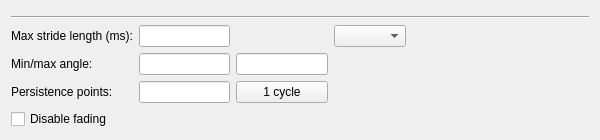
The window that ui/w_ankleAnglePlot.ui (johnbatzer18/biomech_flexsea-plan) describes before a commit, drawn with Qt 5.
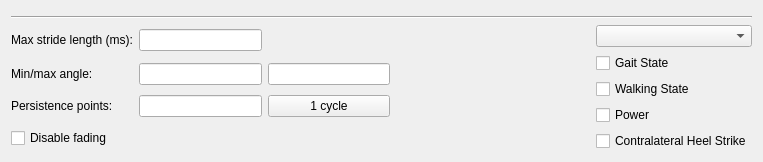
The same window after the commit.

Commit message: Expanded A2Plot. Fake data demo is done, ready to test with real data...

Patch:
```diff
--- a/ui/w_ankleAnglePlot.ui
+++ b/ui/w_ankleAnglePlot.ui
@@ -6,8 +6,8 @@
    <rect>
     <x>0</x>
     <y>0</y>
-    <width>600</width>
-    <height>139</height>
+    <width>763</width>
+    <height>162</height>
    </rect>
   </property>
   <property name="minimumSize">
@@ -48,9 +48,6 @@
    </item>
    <item>
     <layout class="QGridLayout" name="gridLayout">
-     <item row="0" column="3">
-      <widget class="QComboBox" name="comboBoxLeg"/>
-     </item>
      <item row="1" column="2">
       <widget class="QLineEdit" name="lineEditYMax">
        <property name="sizePolicy">
@@ -139,19 +136,6 @@
        </property>
       </widget>
      </item>
-     <item row="0" column="4">
-      <spacer name="horizontalSpacer">
-       <property name="orientation">
-        <enum>Qt::Horizontal</enum>
-       </property>
-       <property name="sizeHint" stdset="0">
-        <size>
-         <width>200</width>
-         <height>20</height>
-        </size>
-       </property>
-      </spacer>
-     </item>
      <item row="2" column="2">
       <widget class="QPushButton" name="pushButtonOneCycle">
        <property name="text">
@@ -166,6 +150,54 @@
        </property>
       </widget>
      </item>
+     <item row="2" column="3">
+      <spacer name="horizontalSpacer_2">
+       <property name="orientation">
+        <enum>Qt::Horizontal</enum>
+       </property>
+       <property name="sizeHint" stdset="0">
+        <size>
+         <width>200</width>
+         <height>20</height>
+        </size>
+       </property>
+      </spacer>
+     </item>
+     <item row="0" column="4" rowspan="4">
+      <layout class="QGridLayout" name="gridLayout_2">
+       <item row="2" column="0">
+        <widget class="QCheckBox" name="checkBoxWS">
+         <property name="text">
+          <string>Walking State</string>
+         </property>
+        </widget>
+       </item>
+       <item row="3" column="0">
+        <widget class="QCheckBox" name="checkBoxP">
+         <property name="text">
+          <string>Power</string>
+         </property>
+        </widget>
+       </item>
+       <item row="1" column="0">
+        <widget class="QCheckBox" name="checkBoxGS">
+         <property name="text">
+          <string>Gait State</string>
+         </property>
+        </widget>
+       </item>
+       <item row="4" column="0">
+        <widget class="QCheckBox" name="checkBoxCLHS">
+         <property name="text">
+          <string>Contralateral Heel Strike</string>
+         </property>
+        </widget>
+       </item>
+       <item row="0" column="0">
+        <widget class="QComboBox" name="comboBoxLeg"/>
+       </item>
+      </layout>
+     </item>
     </layout>
    </item>
   </layout>
```
The commit also changes 2 other files.
